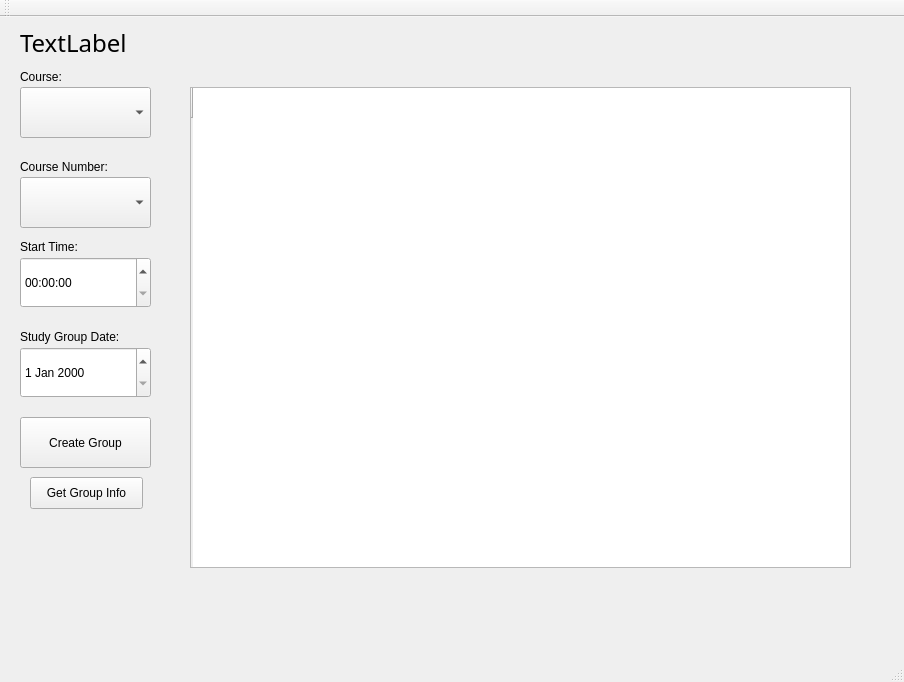
This is StudyGroupFormer/AppWindow.ui in vu035/StudyGroupApp as Qt 5 draws it before an edit. The edited form follows.
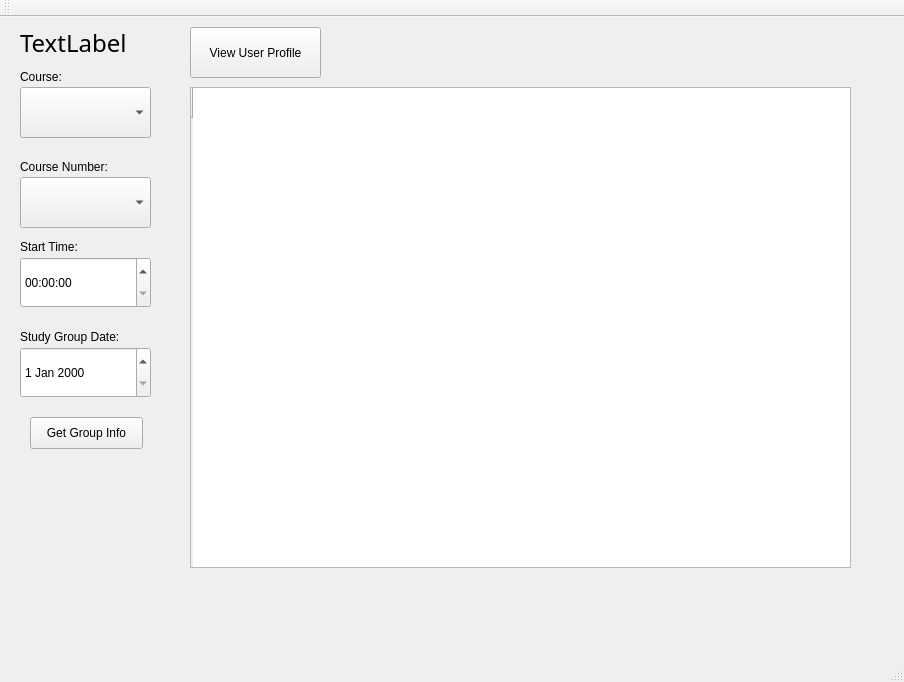
This is the edited form.

Commit message: Updated user profile

The edit to the form file:
```diff
--- a/StudyGroupFormer/AppWindow.ui
+++ b/StudyGroupFormer/AppWindow.ui
@@ -37,14 +37,14 @@
    <widget class="QPushButton" name="createGroup">
     <property name="geometry">
      <rect>
-      <x>20</x>
-      <y>400</y>
+      <x>190</x>
+      <y>10</y>
       <width>131</width>
       <height>51</height>
      </rect>
     </property>
     <property name="text">
-     <string>Create Group</string>
+     <string>View User Profile</string>
     </property>
    </widget>
    <widget class="QTimeEdit" name="startTimeWidget">
@@ -160,7 +160,7 @@
     <property name="geometry">
      <rect>
       <x>30</x>
-      <y>460</y>
+      <y>400</y>
       <width>113</width>
       <height>32</height>
      </rect>
```
Left out of the diff: 2 changed lines with no effect on the pictures. The commit also changes 5 other files.
